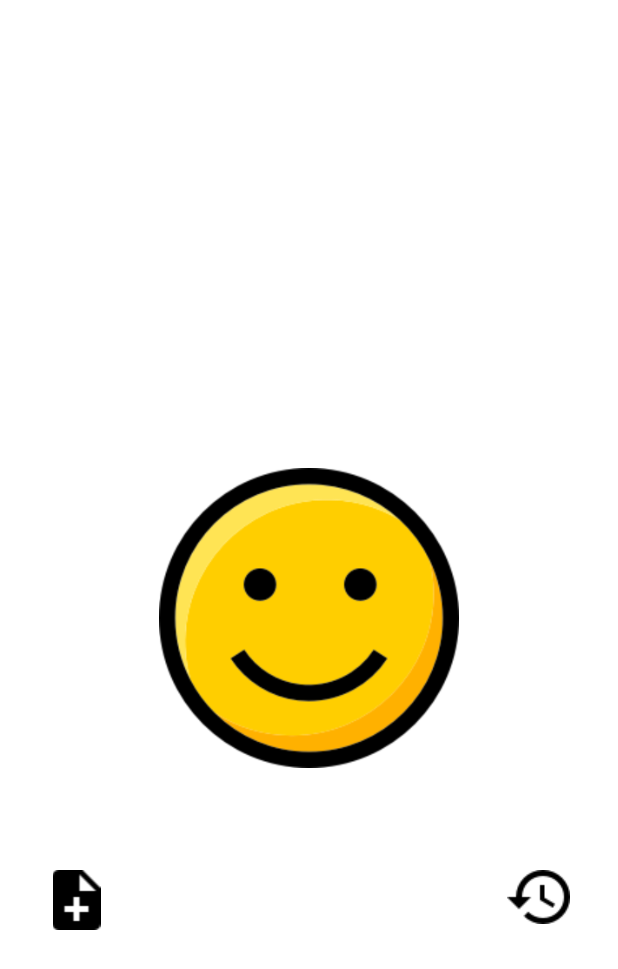
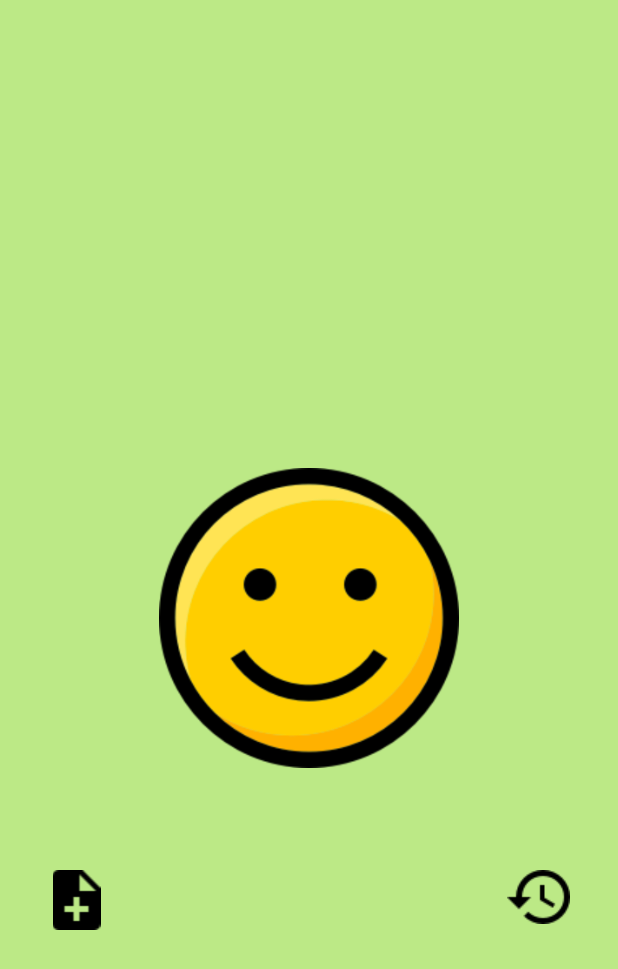
Before and after one commit to rkoper/Android-1---memorisez-votre-humeur-du-jour, an Android app: the screen it shows after launch (MainActivity), on a phone screen of 412 x 824 dp. Shown: the top 969 px of the screen. Run offline under Robolectric (Android 15) with nearby library versions, the phone set to English and light mode, and no system bars.

Commit message:
Color correction ok

```diff
--- a/app/src/main/java/com/m/sofiane/moodtracker2/Controller/MainActivity.java
+++ b/app/src/main/java/com/m/sofiane/moodtracker2/Controller/MainActivity.java
@@ -12,6 +12,7 @@ import android.view.View;
 import android.widget.EditText;
 import android.widget.ImageView;
 import android.widget.Toast;
+
 import com.google.gson.Gson;
 import com.m.sofiane.moodtracker2.Model.Mood;
 import com.m.sofiane.moodtracker2.R;
@@ -35,31 +36,29 @@ public class MainActivity extends AppCompatActivity {
     private Mood mColors;
     private Mood mImages;
 
-
-
-
     @Override
  public void onCreate(Bundle savedInstanceState) {
+
         super.onCreate(savedInstanceState);
         setContentView(R.layout.activity_main);
-        mPrefs = getPreferences(MODE_PRIVATE);
+        mPrefs = getSharedPreferences("Mypreferences", MODE_PRIVATE);
         mViewPager = findViewById(R.id.viewpager);
         myadapter = new SlideAdapter(this);
         mViewPager.setAdapter(myadapter);
-        final Gson gson = new Gson();
-        final String json = mPrefs.getString("" + mCal.get(Calendar.DAY_OF_YEAR),"");
+        Gson gson = new Gson();
+        String json = mPrefs.getString("" + mCal.get(Calendar. DAY_OF_YEAR),"");
         mMood = gson.fromJson(json, Mood.class);
-
-
+        if (mMood == null) {
+            mMood = new Mood(R.drawable.smiley_happy,R.color.light_sage,"",0);
+        }
 
         final Mood[] lst_smileys = {
-                new Mood(R.drawable.smiley_happy,Color.rgb(255, 255, 255),"",0),
-                new Mood(R.drawable.smiley_normal,Color.rgb(255, 255, 5),"",1),
-                new Mood(R.drawable.smiley_disappointed,Color.rgb(237, 127, 16),"",2),
-                new Mood(R.drawable.smiley_sad,Color.rgb(255, 0, 0),"",3),
-                new Mood(R.drawable.smiley_super_happy,Color.rgb(255, 0, 127),"",4),
+                new Mood(R.drawable.smiley_happy, Color.rgb(188, 233, 134), "", 0),
+                new Mood(R.drawable.smiley_normal, Color.rgb(70, 138, 217), "", 1),
+                new Mood(R.drawable.smiley_disappointed, Color.rgb(155, 155, 155), "", 2),
+                new Mood(R.drawable.smiley_sad, Color.rgb(222, 60, 80), "", 3),
+                new Mood(R.drawable.smiley_super_happy, Color.rgb(249, 236, 79), "", 4)
         };
-
 
         mViewPager.addOnPageChangeListener(new ViewPager.OnPageChangeListener() {
 
@@ -70,13 +69,8 @@ public class MainActivity extends AppCompatActivity {
             @Override
             public void onPageSelected(int positionOfMood) {
 
+                Calendar mCal = Calendar.getInstance();
 
-                Calendar mCal = Calendar.getInstance();
-                if (mMood == null) {
-                    gson.fromJson(json, Mood.class);
-                }
-
-                else {
                 mMood.mPositionOfMood=lst_smileys[positionOfMood].getPositionOfMood();
                 mMood.mColors= lst_smileys[positionOfMood].getColors();
                 mMood.mImages = lst_smileys[positionOfMood].getImages();
@@ -85,21 +79,17 @@ public class MainActivity extends AppCompatActivity {
                 Gson gson = new Gson();
                 String json = gson.toJson(mMood);
                 prefsEditor.putString("" + mCal.get(Calendar.DAY_OF_YEAR),json);
-                prefsEditor.commit();
-
-            } }
+                prefsEditor.apply();
+            }
 
             @Override
             public void onPageScrollStateChanged(int i) {
             }
-
-
         });
 
         mButton1 =  findViewById(R.id.Button1);
 
 // Call PopUP
-
 
         AlertDialog.Builder builder= new AlertDialog.Builder(this);
         builder.setTitle(R.string.your_mood);
@@ -112,7 +102,6 @@ public class MainActivity extends AppCompatActivity {
             @Override
             public void onClick(DialogInterface dialog, int which) {
 
-
                 String mTxt = mComment.getText().toString();
                 Toast.makeText(getApplicationContext(),mTxt, Toast.LENGTH_LONG).show();
                 mMood.mComment = mTxt;
@@ -120,19 +109,14 @@ public class MainActivity extends AppCompatActivity {
                 Gson gson = new Gson();
                 String json = gson.toJson(mMood);
                 prefsEditor.putString("" + mCal.get(Calendar.DAY_OF_YEAR),json);
-                prefsEditor.commit();
+                prefsEditor.apply();
             }
-
-
-
         });
 
         builder.setNegativeButton("Cancel", new DialogInterface.OnClickListener() {
             @Override
             public void onClick(DialogInterface dialog, int which) {
                 dialog.dismiss();
-
-
             }
         });
 
@@ -154,11 +138,7 @@ public class MainActivity extends AppCompatActivity {
             public void onClick(View v) {
                 Intent historyActivityIntent = new Intent(MainActivity.this, History.class);
                 startActivity(historyActivityIntent);
-
             }
-
         });
-
     }
-
 }
--- a/app/src/main/java/com/m/sofiane/moodtracker2/Model/Mood.java
+++ b/app/src/main/java/com/m/sofiane/moodtracker2/Model/Mood.java
@@ -1,12 +1,9 @@
 package com.m.sofiane.moodtracker2.Model;
-
-import com.m.sofiane.moodtracker2.Controller.MainActivity;
-
 
 /**
  * created by Sofiane M. 07/02/2019
  */
-public class Mood extends MainActivity {
+public class Mood  {
     public int mImages;
     public int mColors;
     public String mComment;
--- a/app/src/main/java/com/m/sofiane/moodtracker2/View/SlideAdapter.java
+++ b/app/src/main/java/com/m/sofiane/moodtracker2/View/SlideAdapter.java
@@ -26,11 +26,11 @@ public class SlideAdapter extends PagerAdapter {
     }
 
     public Mood[] lst_smileys = {
-            new Mood(R.drawable.smiley_happy, Color.rgb(255, 255, 255), "", 0),
-            new Mood(R.drawable.smiley_normal, Color.rgb(255, 255, 5), "", 1),
-            new Mood(R.drawable.smiley_disappointed, Color.rgb(237, 127, 16), "", 2),
-            new Mood(R.drawable.smiley_sad, Color.rgb(255, 0, 0), "", 3),
-            new Mood(R.drawable.smiley_super_happy, Color.rgb(255, 0, 127), "", 4)
+            new Mood(R.drawable.smiley_happy, Color.rgb(188,233,134), "", 0),
+            new Mood(R.drawable.smiley_normal, Color.rgb(70,138 , 217), "", 1),
+            new Mood(R.drawable.smiley_disappointed, Color.rgb(155, 155, 155), "", 2),
+            new Mood(R.drawable.smiley_sad, Color.rgb(222 , 60, 80), "", 3),
+            new Mood(R.drawable.smiley_super_happy, Color.rgb(249, 236, 79), "", 4)
 };
 
 
--- a/app/src/main/res/values/colors.xml
+++ b/app/src/main/res/values/colors.xml
@@ -1,13 +1,14 @@
 <?xml version="1.0" encoding="utf-8"?>
 <resources>
-    <color name="colorPrimary">#008577</color>
-    <color name="colorPrimaryDark">#00574B</color>
-    <color name="colorAccent">#D81B60</color>
 
-    <color name="Red">#ffde3c50</color>
-    <color name="Grey">#ff9b9b9b</color>
-    <color name="Blue">#a5468ad9</color>
-    <color name="Light">#ffb8e986</color>
-    <color name="Yellow">#fff9ec4f</color>
+        <color name="colorPrimary">#3F51B5</color>
+        <color name="colorPrimaryDark">#303F9F</color>
+        <color name="colorAccent">#ff00796b</color>
+
+        <color name="faded_red">#de3c50</color>
+        <color name="warm_grey">#9b9b9b</color>
+        <color name="cornflower_blue_65">#468ad9</color>
+        <color name="light_sage">#b8e986</color>
+        <color name="banana_yellow">#f9ec4f</color>
 
 </resources>
```
Also changed, not shown: app/src/main/java/com/m/sofiane/moodtracker2/Controller/History.java (+19 -19 lines), 1 other file.
